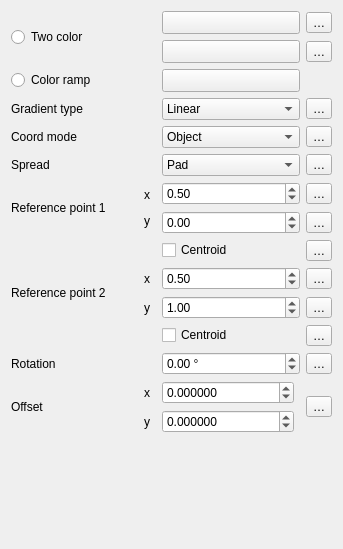
carsmie/QGIS, file src/ui/symbollayer/widget_gradientfill.ui: the form before one commit.
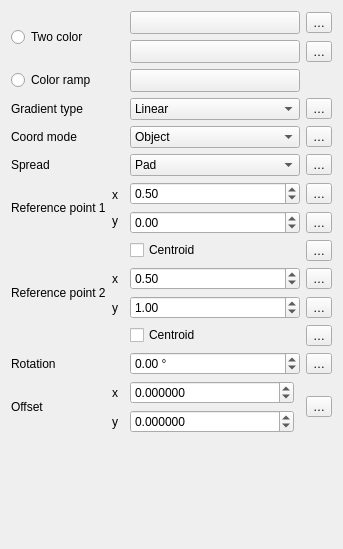
The form after the commit. Custom widgets are drawn as their Qt base class.

Commit message: Fix horizontal expansion of some symbol layer widgets

Diff of the .ui file:
```diff
--- a/src/ui/symbollayer/widget_gradientfill.ui
+++ b/src/ui/symbollayer/widget_gradientfill.ui
@@ -13,7 +13,7 @@
   <property name="windowTitle">
    <string notr="true">Form</string>
   </property>
-  <layout class="QGridLayout" name="gridLayout">
+  <layout class="QGridLayout" name="gridLayout" columnstretch="0,0,1,0">
    <item row="3" column="3">
     <widget class="QgsPropertyOverrideButton" name="mGradientTypeDDBtn">
      <property name="text">
```
The commit also changes 5 other files.
